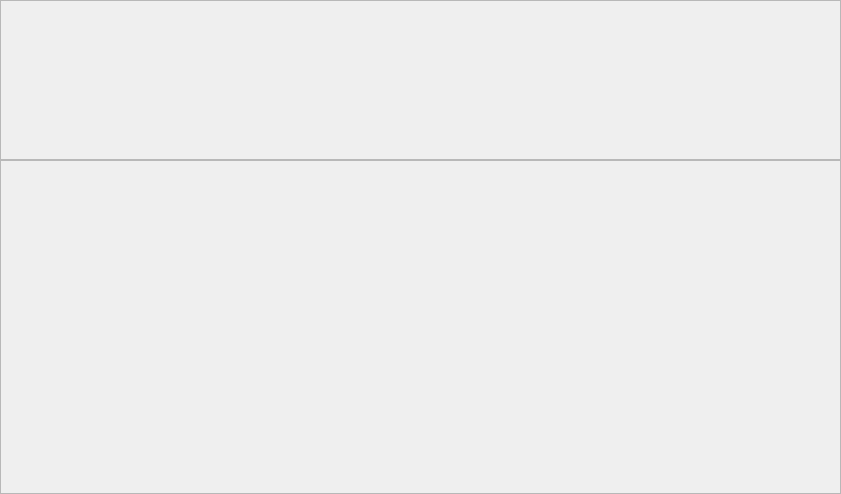
This is CaX/widget/musicdbwindow.ui in fsest4u/CaX_03 as Qt 5 draws it before an edit. The edited form follows.
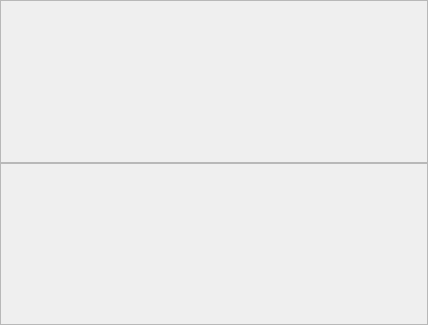
This is the edited form.

Patch:
```diff
--- a/CaX/widget/musicdbwindow.ui
+++ b/CaX/widget/musicdbwindow.ui
@@ -6,8 +6,8 @@
    <rect>
     <x>0</x>
     <y>0</y>
-    <width>841</width>
-    <height>494</height>
+    <width>428</width>
+    <height>325</height>
    </rect>
   </property>
   <property name="windowTitle">
@@ -37,13 +37,13 @@
      <property name="minimumSize">
       <size>
        <width>0</width>
-       <height>160</height>
+       <height>0</height>
       </size>
      </property>
      <property name="maximumSize">
       <size>
        <width>16777215</width>
-       <height>160</height>
+       <height>16777215</height>
       </size>
      </property>
      <property name="styleSheet">
```
